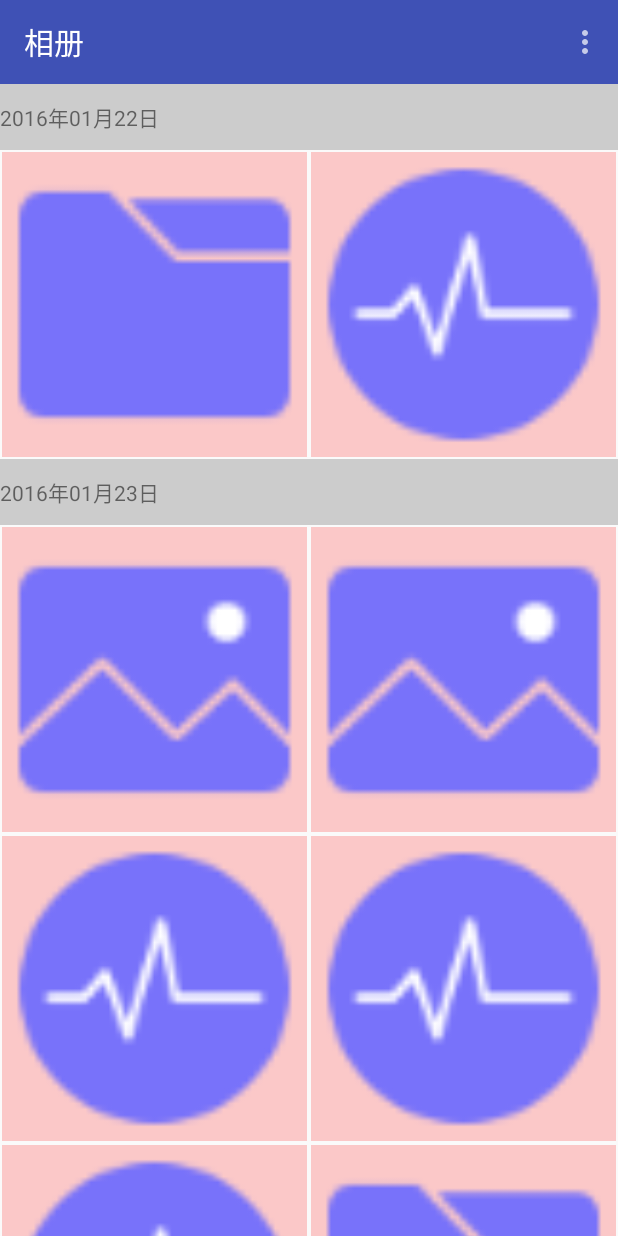
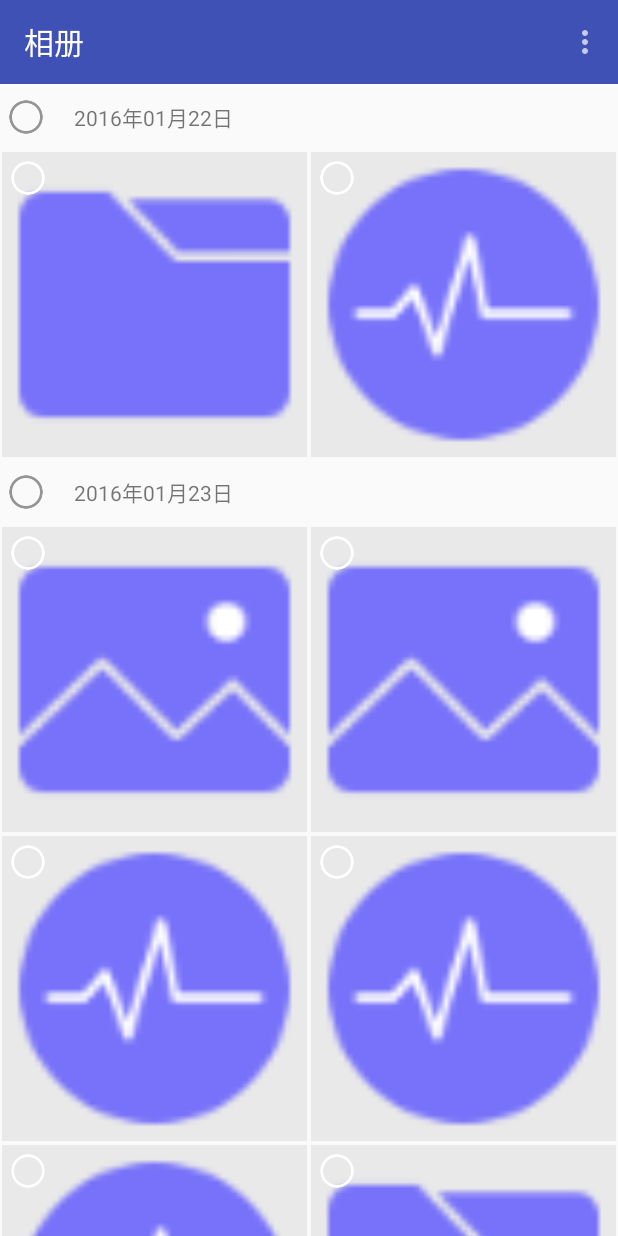
Before and after one commit to xiaoliang0227/MyGoolgePhotos, an Android app: the screen it shows after launch (MainActivity), in the options menu, after a tap on "日视图", on a phone screen of 412 x 824 dp. Run offline under Robolectric (Android 15) with nearby library versions, the phone set to English and light mode, and no system bars.

Commit message:
add categery and image item select image resource

```diff
--- a/MyGooglePhotos/MyPhotos/app/src/main/java/com/zyl/demo/photos/MainActivity.java
+++ b/MyGooglePhotos/MyPhotos/app/src/main/java/com/zyl/demo/photos/MainActivity.java
@@ -18,15 +18,16 @@ import android.view.animation.Animation;
 import android.widget.ImageView;
 import android.widget.LinearLayout;
 import android.widget.TextView;
-import android.widget.Toast;
 
 import com.zyl.demo.photos.comparator.ComparatorUtil;
 import com.zyl.demo.photos.enumeration.ViewStatus;
 import com.zyl.demo.photos.model.ImageItemModel;
 import com.zyl.demo.photos.task.ImageDataFetchTask;
 import com.zyl.demo.photos.util.CommonUtil;
+import com.zyl.demo.photos.widget.CategerySelectWidget;
 import com.zyl.demo.photos.widget.CustomScrollView;
 import com.zyl.demo.photos.widget.CustomView;
+import com.zyl.demo.photos.widget.ImageItemSelectWidget;
 
 import java.text.SimpleDateFormat;
 import java.util.ArrayList;
@@ -58,6 +59,8 @@ public class MainActivity extends AppCompatActivity implements
   private Map<String, List<ImageItemModel>> imageMap;
 
   private Toolbar toolbar;
+
+  private boolean selectMode = false;
 
   @Override
   protected void onCreate(Bundle savedInstanceState) {
@@ -152,7 +155,8 @@ public class MainActivity extends AppCompatActivity implements
   public boolean onOptionsItemSelected(MenuItem item) {
     switch (item.getItemId()) {
       case R.id.action_select:
-        Toast.makeText(this, "选择", Toast.LENGTH_SHORT).show();
+        selectMode = !selectMode;
+        displayData(imageMap);
         return true;
       case R.id.action_normal:
         if (!status.equals(ViewStatus.STATUS_MONTH)) {
@@ -185,7 +189,7 @@ public class MainActivity extends AppCompatActivity implements
   public void showImageData(List<ImageItemModel> data) {
     Log.d(TAG, "data:" + data);
     if (null == data) return;
-     imageMap = new HashMap<>();
+    imageMap = new HashMap<>();
     for (ImageItemModel model : data) {
       Calendar calendar = Calendar.getInstance();
       calendar.setTime(new Date(model.getCreateTime()));
@@ -348,10 +352,9 @@ public class MainActivity extends AppCompatActivity implements
             final ImageItemModel model = value.get(j);
             Bitmap bitmap = model.getBitmap();
             if (null != bitmap) {
-              ImageView imageView = new ImageView(this);
-              imageView.setClickable(true);
-              imageView.setBackgroundResource(R.drawable.bg_image_item);
-              imageView.setImageBitmap(bitmap);
+              View imageItem = LayoutInflater.from(this).inflate(R.layout.image_item, partLine, false);
+              ImageView img = (ImageView) imageItem.findViewById(R.id.img);
+              img.setImageBitmap(bitmap);
               LinearLayout.LayoutParams params = new LinearLayout.LayoutParams(ViewGroup.LayoutParams.WRAP_CONTENT,
                   ViewGroup.LayoutParams.WRAP_CONTENT);
               params.width = perWidth;
@@ -360,8 +363,8 @@ public class MainActivity extends AppCompatActivity implements
               params.topMargin = DEFAULT_MARGIN;
               params.rightMargin = DEFAULT_MARGIN;
               params.bottomMargin = DEFAULT_MARGIN;
-              imageView.setLayoutParams(params);
-              imageView.setOnClickListener(new View.OnClickListener() {
+              imageItem.setLayoutParams(params);
+              imageItem.setOnClickListener(new View.OnClickListener() {
 
                 /**
                  * Called when a view has been clicked.
@@ -373,7 +376,7 @@ public class MainActivity extends AppCompatActivity implements
                   jumpToImageDetailPage(model);
                 }
               });
-              partLine.addView(imageView);
+              partLine.addView(imageItem);
             }
           }
           itemContainer.addView(partLine);
@@ -437,6 +440,8 @@ public class MainActivity extends AppCompatActivity implements
 
       // 创建日条目
       ViewGroup monthItem = (ViewGroup) LayoutInflater.from(this).inflate(R.layout.normal_part_line_item, null);
+      final CategerySelectWidget partBtnSelect = (CategerySelectWidget) monthItem.findViewById(R.id.btn_select);
+      partBtnSelect.setVisibility(selectMode ? View.VISIBLE : View.GONE);
       TextView itemLabel = (TextView) monthItem.findViewById(R.id.item_label);
       LinearLayout itemContainer = (LinearLayout) monthItem.findViewById(R.id.item_container);
       itemLabel.setText(new SimpleDateFormat("yyyy年MM月dd日").format(new Date(itemData.get(0).getCreateTime())));
@@ -452,15 +457,16 @@ public class MainActivity extends AppCompatActivity implements
 
         // 设置每行
         LinearLayout partLine = (LinearLayout) LayoutInflater.from(this).inflate(R.layout.item_container_line, null);
-        int perWidth = (CommonUtil.getScreenWidth(this) - per * 4)  / per;
+        int perWidth = (CommonUtil.getScreenWidth(this) - per * 4) / per;
         for (int j = start; j < end; j++) {
           final ImageItemModel model = itemData.get(j);
           Bitmap bitmap = model.getBitmap();
           if (null != bitmap) {
-            ImageView imageView = new ImageView(this);
-            imageView.setClickable(true);
-            imageView.setBackgroundResource(R.drawable.bg_image_item);
-            imageView.setImageBitmap(bitmap);
+            View imageItem = LayoutInflater.from(this).inflate(R.layout.image_item, partLine, false);
+            final ImageItemSelectWidget btnSelect = (ImageItemSelectWidget) imageItem.findViewById(R.id.btn_select);
+            btnSelect.setVisibility(selectMode ? View.VISIBLE : View.GONE);
+            ImageView img = (ImageView) imageItem.findViewById(R.id.img);
+            img.setImageBitmap(bitmap);
             LinearLayout.LayoutParams params = new LinearLayout.LayoutParams(ViewGroup.LayoutParams.WRAP_CONTENT,
                 ViewGroup.LayoutParams.WRAP_CONTENT);
             params.width = perWidth;
@@ -469,8 +475,8 @@ public class MainActivity extends AppCompatActivity implements
             params.topMargin = DEFAULT_MARGIN;
             params.rightMargin = DEFAULT_MARGIN;
             params.bottomMargin = DEFAULT_MARGIN;
-            imageView.setLayoutParams(params);
-            imageView.setOnClickListener(new View.OnClickListener() {
+            imageItem.setLayoutParams(params);
+            imageItem.setOnClickListener(new View.OnClickListener() {
 
               /**
                * Called when a view has been clicked.
@@ -479,10 +485,14 @@ public class MainActivity extends AppCompatActivity implements
                */
               @Override
               public void onClick(View v) {
-                jumpToImageDetailPage(model);
+                if (selectMode) {
+                  exchangeButtonSelectState(btnSelect);
+                } else {
+                  jumpToImageDetailPage(model);
+                }
               }
             });
-            partLine.addView(imageView);
+            partLine.addView(imageItem);
           }
         }
         itemContainer.addView(partLine);
@@ -492,6 +502,10 @@ public class MainActivity extends AppCompatActivity implements
       partContainer.addView(monthItem);
     }
     customView.addView(partViewGroup);
+  }
+
+  private void exchangeButtonSelectState(ImageItemSelectWidget btnSelect) {
+    btnSelect.setChecked(!btnSelect.isChecked());
   }
 
   private void renderMonthView(final Map<String, List<ImageItemModel>> data) {
@@ -546,6 +560,8 @@ public class MainActivity extends AppCompatActivity implements
 
       // 创建月份条目
       ViewGroup monthItem = (ViewGroup) LayoutInflater.from(this).inflate(R.layout.normal_part_line_item, null);
+      final CategerySelectWidget partBtnSelect = (CategerySelectWidget) monthItem.findViewById(R.id.btn_select);
+      partBtnSelect.setVisibility(selectMode ? View.VISIBLE : View.GONE);
       TextView itemLabel = (TextView) monthItem.findViewById(R.id.item_label);
       LinearLayout itemContainer = (LinearLayout) monthItem.findViewById(R.id.item_container);
       itemLabel.setText(new SimpleDateFormat("yyyy年MM月").format(new Date(itemData.get(0).getCreateTime())));
@@ -566,10 +582,17 @@ public class MainActivity extends AppCompatActivity implements
           final ImageItemModel model = itemData.get(j);
           Bitmap bitmap = model.getBitmap();
           if (null != bitmap) {
-            ImageView imageView = new ImageView(this);
-            imageView.setClickable(true);
-            imageView.setBackgroundResource(R.drawable.bg_image_item);
-            imageView.setImageBitmap(bitmap);
+            View imageItem = LayoutInflater.from(this).inflate(R.layout.image_item, partLine, false);
+            final ImageItemSelectWidget btnSelect = (ImageItemSelectWidget) imageItem.findViewById(R.id.btn_select);
+            btnSelect.setVisibility(selectMode ? View.VISIBLE : View.GONE);
+            btnSelect.setOnClickListener(new View.OnClickListener() {
+              @Override
+              public void onClick(View v) {
+                exchangeButtonSelectState(btnSelect);
+              }
+            });
+            ImageView img = (ImageView) imageItem.findViewById(R.id.img);
+            img.setImageBitmap(bitmap);
             LinearLayout.LayoutParams params = new LinearLayout.LayoutParams(ViewGroup.LayoutParams.WRAP_CONTENT,
                 ViewGroup.LayoutParams.WRAP_CONTENT);
             params.width = perWidth;
@@ -578,8 +601,8 @@ public class MainActivity extends AppCompatActivity implements
             params.topMargin = DEFAULT_MARGIN;
             params.rightMargin = DEFAULT_MARGIN;
             params.bottomMargin = DEFAULT_MARGIN;
-            imageView.setLayoutParams(params);
-            imageView.setOnClickListener(new View.OnClickListener() {
+            imageItem.setLayoutParams(params);
+            imageItem.setOnClickListener(new View.OnClickListener() {
 
               /**
                * Called when a view has been clicked.
@@ -588,10 +611,14 @@ public class MainActivity extends AppCompatActivity implements
                */
               @Override
               public void onClick(View v) {
-                jumpToImageDetailPage(model);
+                if (selectMode) {
+                  exchangeButtonSelectState(btnSelect);
+                } else {
+                  jumpToImageDetailPage(model);
+                }
               }
             });
-            partLine.addView(imageView);
+            partLine.addView(imageItem);
           }
         }
         itemContainer.addView(partLine);
--- /dev/null
+++ b/MyGooglePhotos/MyPhotos/app/src/main/java/com/zyl/demo/photos/widget/CategerySelectWidget.java
@@ -0,0 +1,94 @@
+package com.zyl.demo.photos.widget;
+
+import android.annotation.TargetApi;
+import android.content.Context;
+import android.os.Build;
+import android.util.AttributeSet;
+import android.view.LayoutInflater;
+import android.view.View;
+import android.widget.CompoundButton;
+import android.widget.ImageView;
+import android.widget.LinearLayout;
+
+import com.zyl.demo.photos.R;
+
+
+/**
+ * Created by JasonZhao on 14-6-18.
+ */
+public class CategerySelectWidget extends LinearLayout {
+
+  private static final String TAG = "CategerySelectWidget";
+  private Context context;
+
+  private View view;
+
+  private ImageView switchView;
+
+  private boolean checked;
+
+  private OnStateChangeListener stateChangeListener;
+
+  public void setStateChangeListener(OnStateChangeListener stateChangeListener) {
+    this.stateChangeListener = stateChangeListener;
+  }
+
+  public boolean isChecked() {
+    return checked;
+  }
+
+  public void setChecked(boolean checked) {
+    this.checked = checked;
+    switchView.getDrawable().setLevel(checked ? 1 : 0);
+  }
+
+  public CategerySelectWidget(Context context) {
+    super(context);
+    this.context = context;
+  }
+
+  public CategerySelectWidget(Context context, AttributeSet attrs) {
+    super(context, attrs);
+    this.context = context;
+    init();
+  }
+
+  private void init() {
+    initView();
+    initField();
+    addListener();
+  }
+
+  private void addListener() {
+    switchView.setOnClickListener(new OnClickListener() {
+
+      @Override
+      public void onClick(View view) {
+        checked = !checked;
+        setChecked(checked);
+        if (null != stateChangeListener) {
+          stateChangeListener.onStateChangeListener(checked);
+        }
+      }
+    });
+  }
+
+  private void initField() {
+    switchView = (ImageView) view.findViewById(R.id.switch_img);
+  }
+
+  private void initView() {
+    view = LayoutInflater.from(context).inflate(R.layout.widget_categery_select, null);
+    addView(view);
+  }
+
+  @TargetApi(Build.VERSION_CODES.HONEYCOMB)
+  public CategerySelectWidget(Context context, AttributeSet attrs, int defStyle) {
+    super(context, attrs, defStyle);
+    this.context = context;
+  }
+
+  public interface OnStateChangeListener extends CompoundButton.OnCheckedChangeListener {
+     void onStateChangeListener(boolean isChecked);
+  }
+}
--- /dev/null
+++ b/MyGooglePhotos/MyPhotos/app/src/main/java/com/zyl/demo/photos/widget/ImageItemSelectWidget.java
@@ -0,0 +1,94 @@
+package com.zyl.demo.photos.widget;
+
+import android.annotation.TargetApi;
+import android.content.Context;
+import android.os.Build;
+import android.util.AttributeSet;
+import android.view.LayoutInflater;
+import android.view.View;
+import android.widget.CompoundButton;
+import android.widget.ImageView;
+import android.widget.LinearLayout;
+
+import com.zyl.demo.photos.R;
+
+
+/**
+ * Created by JasonZhao on 14-6-18.
+ */
+public class ImageItemSelectWidget extends LinearLayout {
+
+  private static final String TAG = "ImageItemSelectWidget";
+  private Context context;
+
+  private View view;
+
+  private ImageView switchView;
+
+  private boolean checked;
+
+  private OnStateChangeListener stateChangeListener;
+
+  public void setStateChangeListener(OnStateChangeListener stateChangeListener) {
+    this.stateChangeListener = stateChangeListener;
+  }
+
+  public boolean isChecked() {
+    return checked;
+  }
+
+  public void setChecked(boolean checked) {
+    this.checked = checked;
+    switchView.getDrawable().setLevel(checked ? 1 : 0);
+  }
+
+  public ImageItemSelectWidget(Context context) {
+    super(context);
+    this.context = context;
+  }
+
+  public ImageItemSelectWidget(Context context, AttributeSet attrs) {
+    super(context, attrs);
+    this.context = context;
+    init();
+  }
+
+  private void init() {
+    initView();
+    initField();
+    addListener();
+  }
+
+  private void addListener() {
+    switchView.setOnClickListener(new OnClickListener() {
+
+      @Override
+      public void onClick(View view) {
+        checked = !checked;
+        setChecked(checked);
+        if (null != stateChangeListener) {
+          stateChangeListener.onStateChangeListener(checked);
+        }
+      }
+    });
+  }
+
+  private void initField() {
+    switchView = (ImageView) view.findViewById(R.id.switch_img);
+  }
+
+  private void initView() {
+    view = LayoutInflater.from(context).inflate(R.layout.widget_image_item_select, null);
+    addView(view);
+  }
+
+  @TargetApi(Build.VERSION_CODES.HONEYCOMB)
+  public ImageItemSelectWidget(Context context, AttributeSet attrs, int defStyle) {
+    super(context, attrs, defStyle);
+    this.context = context;
+  }
+
+  public interface OnStateChangeListener extends CompoundButton.OnCheckedChangeListener {
+     void onStateChangeListener(boolean isChecked);
+  }
+}
--- /dev/null
+++ b/MyGooglePhotos/MyPhotos/app/src/main/res/drawable/categery_select_widget.xml
@@ -0,0 +1,11 @@
+<?xml version="1.0" encoding="utf-8"?>
+<level-list xmlns:android="http://schemas.android.com/apk/res/android">
+
+  <item
+      android:drawable="@mipmap/icon_categery_select_normal"
+      android:maxLevel="0"/>
+  <item
+      android:drawable="@mipmap/icon_selected"
+      android:maxLevel="1"/>
+
+</level-list>
--- /dev/null
+++ b/MyGooglePhotos/MyPhotos/app/src/main/res/drawable/image_item_select_widget.xml
@@ -0,0 +1,11 @@
+<?xml version="1.0" encoding="utf-8"?>
+<level-list xmlns:android="http://schemas.android.com/apk/res/android">
+
+  <item
+      android:drawable="@mipmap/icon_image_select_normal"
+      android:maxLevel="0"/>
+  <item
+      android:drawable="@mipmap/icon_selected"
+      android:maxLevel="1"/>
+
+</level-list>
--- /dev/null
+++ b/MyGooglePhotos/MyPhotos/app/src/main/res/layout/image_item.xml
@@ -0,0 +1,21 @@
+<?xml version="1.0" encoding="utf-8"?>
+<FrameLayout xmlns:android="http://schemas.android.com/apk/res/android"
+             android:layout_width="wrap_content"
+             android:layout_height="wrap_content"
+             android:background="#11000000">
+
+  <ImageView
+      android:id="@+id/img"
+      android:layout_width="match_parent"
+      android:layout_height="match_parent"
+      android:minHeight="200dp"
+      android:minWidth="200dp"
+      android:src="@mipmap/ic_launcher"/>
+
+  <com.zyl.demo.photos.widget.ImageItemSelectWidget
+      android:id="@+id/btn_select"
+      android:layout_width="24dp"
+      android:layout_height="24dp"
+      android:layout_margin="5dp"
+      android:visibility="gone"/>
+</FrameLayout>
--- a/MyGooglePhotos/MyPhotos/app/src/main/res/layout/normal_part_line_item.xml
+++ b/MyGooglePhotos/MyPhotos/app/src/main/res/layout/normal_part_line_item.xml
@@ -5,12 +5,28 @@
               android:orientation="vertical">
 
   <!-- 月或日视图 子项标题 -->
-  <TextView
-      android:id="@+id/item_label"
+  <LinearLayout
       android:layout_width="match_parent"
-      android:layout_height="44dp"
-      android:background="#ccc"
-      android:gravity="center_vertical"/>
+      android:layout_height="wrap_content"
+      android:gravity="center_vertical"
+      android:orientation="horizontal"
+      android:paddingLeft="5dp"
+      android:paddingRight="5dp">
+
+    <com.zyl.demo.photos.widget.CategerySelectWidget
+        android:id="@+id/btn_select"
+        android:layout_width="24dp"
+        android:layout_height="24dp"
+        android:layout_marginRight="20dp"
+        android:visibility="gone"/>
+
+    <TextView
+        android:id="@+id/item_label"
+        android:layout_width="match_parent"
+        android:layout_height="44dp"
+        android:gravity="center_vertical"/>
+  </LinearLayout>
+
 
   <!-- 月或日视图 子项 照片容器 -->
   <LinearLayout
--- /dev/null
+++ b/MyGooglePhotos/MyPhotos/app/src/main/res/layout/widget_categery_select.xml
@@ -0,0 +1,11 @@
+<?xml version="1.0" encoding="utf-8"?>
+<LinearLayout xmlns:android="http://schemas.android.com/apk/res/android"
+    android:layout_width="match_parent"
+    android:layout_height="match_parent">
+
+    <ImageView
+        android:id="@+id/switch_img"
+        android:layout_width="wrap_content"
+        android:layout_height="wrap_content"
+        android:src="@drawable/categery_select_widget"/>
+</LinearLayout>
--- /dev/null
+++ b/MyGooglePhotos/MyPhotos/app/src/main/res/layout/widget_image_item_select.xml
@@ -0,0 +1,11 @@
+<?xml version="1.0" encoding="utf-8"?>
+<LinearLayout xmlns:android="http://schemas.android.com/apk/res/android"
+    android:layout_width="match_parent"
+    android:layout_height="match_parent">
+
+    <ImageView
+        android:id="@+id/switch_img"
+        android:layout_width="wrap_content"
+        android:layout_height="wrap_content"
+        android:src="@drawable/image_item_select_widget"/>
+</LinearLayout>
```
Also changed, not shown: MyGooglePhotos/MyPhotos/app/src/main/res/mipmap-xhdpi/icon_categery_select_normal.png (added), MyGooglePhotos/MyPhotos/app/src/main/res/mipmap-xhdpi/icon_image_select_normal.png (added), MyGooglePhotos/MyPhotos/app/src/main/res/mipmap-xhdpi/icon_selected.png (added).
